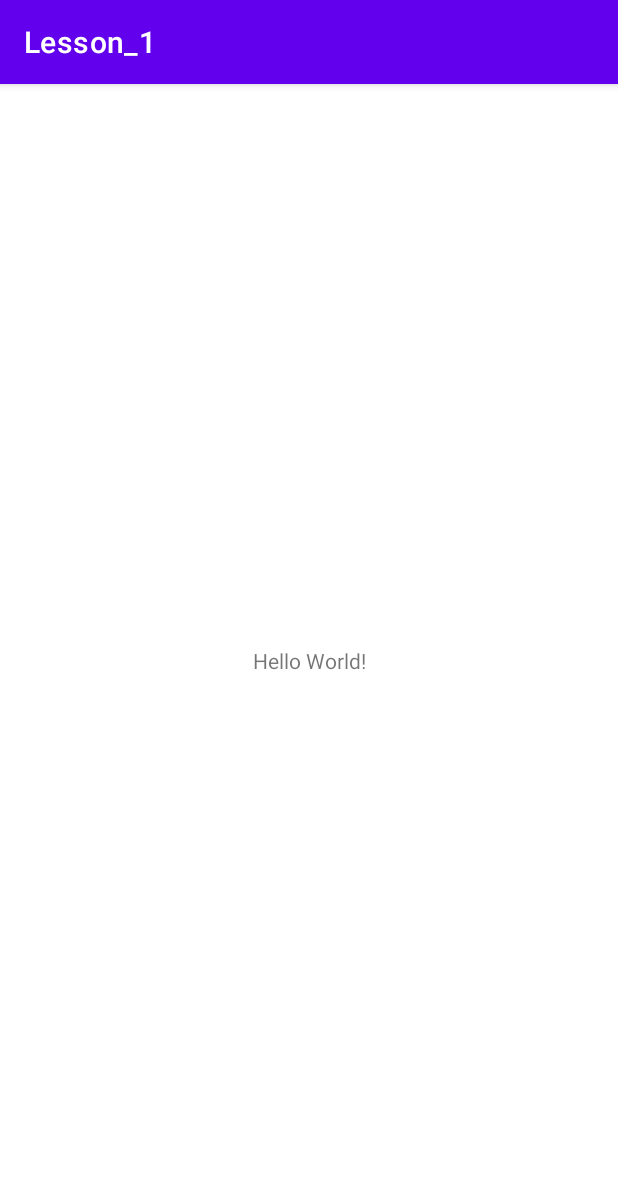
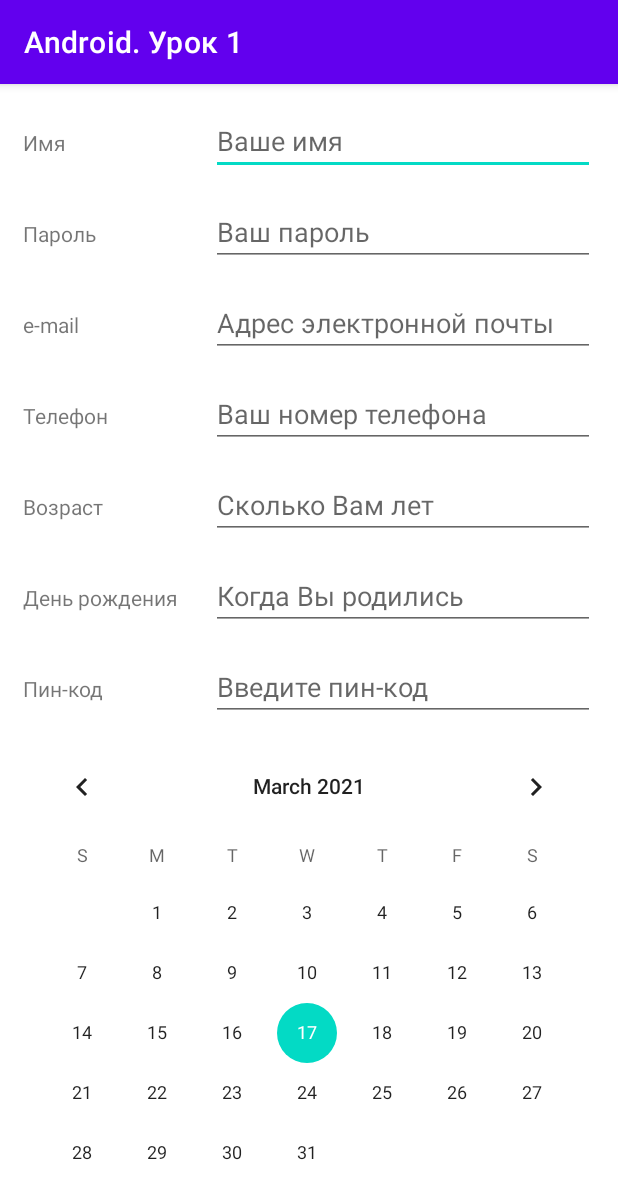
Before and after one commit to paterdimitry/Lesson_1, an Android app: the screen it shows after launch (MainActivity), on a phone screen of 412 x 824 dp. Shown: the top 1199 px of the screen. Run offline under Robolectric (Android 15) with nearby library versions, the phone set to English and light mode, and no system bars.

Commit message:
УРОК 1. main.xml - 1 задание, на котором добавлены объекты с различными свойствами/атрибутами edit_text_with_calendar.xml - 2 и 3 задания. Добавлены EditText с различными атрибутами inputType и календарь папка font - пользовательские шрифты атрибут ems у EditText определяет ширину поля в количествах ширины буквы М. То есть ширина поля определяется количеством отображаемых букв. Если задан определенный атрибут layout_width, отличный от wrap_content, то он переопределяет ems.

```diff
--- a/app/src/main/java/com/geekbrain/lesson_1/MainActivity.java
+++ b/app/src/main/java/com/geekbrain/lesson_1/MainActivity.java
@@ -9,6 +9,6 @@ public class MainActivity extends AppCompatActivity {
     @Override
     protected void onCreate(Bundle savedInstanceState) {
         super.onCreate(savedInstanceState);
-        setContentView(R.layout.activity_main);
+        setContentView(R.layout.edit_text_with_calendar);
     }
 }
--- a/app/src/main/res/layout/activity_main.xml
+++ /dev/null
@@ -1,18 +0,0 @@
-<?xml version="1.0" encoding="utf-8"?>
-<androidx.constraintlayout.widget.ConstraintLayout xmlns:android="http://schemas.android.com/apk/res/android"
-    xmlns:app="http://schemas.android.com/apk/res-auto"
-    xmlns:tools="http://schemas.android.com/tools"
-    android:layout_width="match_parent"
-    android:layout_height="match_parent"
-    tools:context=".MainActivity">
-
-    <TextView
-        android:layout_width="wrap_content"
-        android:layout_height="wrap_content"
-        android:text="Hello World!"
-        app:layout_constraintBottom_toBottomOf="parent"
-        app:layout_constraintLeft_toLeftOf="parent"
-        app:layout_constraintRight_toRightOf="parent"
-        app:layout_constraintTop_toTopOf="parent" />
-
-</androidx.constraintlayout.widget.ConstraintLayout>
--- /dev/null
+++ b/app/src/main/res/layout/edit_text_with_calendar.xml
@@ -0,0 +1,185 @@
+<?xml version="1.0" encoding="utf-8"?>
+<androidx.constraintlayout.widget.ConstraintLayout xmlns:android="http://schemas.android.com/apk/res/android"
+    xmlns:tools="http://schemas.android.com/tools"
+    android:layout_width="match_parent"
+    android:layout_height="match_parent">
+
+    <ScrollView
+        android:layout_width="match_parent"
+        android:layout_height="match_parent">
+
+        <LinearLayout
+            android:layout_width="match_parent"
+            android:layout_height="wrap_content"
+            android:orientation="vertical">
+
+            <LinearLayout
+                android:layout_width="match_parent"
+                android:layout_height="wrap_content"
+                android:layout_marginTop="15dp"
+                android:orientation="horizontal">
+
+                <TextView
+                    android:layout_width="110dp"
+                    android:layout_height="wrap_content"
+                    android:layout_marginStart="15dp"
+
+                    android:text="@string/name" />
+
+                <EditText
+                    android:id="@+id/editTextTextPersonName2"
+                    tools:ignore="Autofill"
+                    android:layout_width="wrap_content"
+                    android:layout_height="wrap_content"
+                    android:layout_marginStart="15dp"
+                    android:ems="12"
+                    android:hint="@string/nameHint"
+                    android:inputType="textPersonName" />
+            </LinearLayout>
+
+            <LinearLayout
+                android:layout_width="match_parent"
+                android:layout_height="wrap_content"
+                android:layout_marginTop="15dp"
+                android:orientation="horizontal">
+
+                <TextView
+                    android:layout_width="110dp"
+                    android:layout_height="wrap_content"
+                    android:layout_marginStart="15dp"
+
+                    android:text="@string/password" />
+
+                <EditText
+                    android:id="@+id/editTextTextPassword"
+                    tools:ignore="Autofill"
+                    android:layout_width="wrap_content"
+                    android:layout_height="wrap_content"
+                    android:layout_marginStart="15dp"
+                    android:ems="12"
+                    android:hint="@string/passwordHint"
+                    android:inputType="textPassword" />
+            </LinearLayout>
+
+            <LinearLayout
+                android:layout_width="match_parent"
+                android:layout_height="wrap_content"
+                android:layout_marginTop="15dp"
+                android:orientation="horizontal">
+
+                <TextView
+                    android:layout_width="110dp"
+                    android:layout_height="wrap_content"
+                    android:layout_marginStart="15dp"
+                    android:text="@string/e_mail" />
+
+                <EditText
+                    android:id="@+id/editTextTextEmailAddress"
+                    tools:ignore="Autofill"
+                    android:layout_width="wrap_content"
+                    android:layout_height="wrap_content"
+                    android:layout_marginStart="15dp"
+                    android:ems="12"
+                    android:hint="@string/emailHint"
+                    android:inputType="textEmailAddress" />
+            </LinearLayout>
+
+            <LinearLayout
+                android:layout_width="match_parent"
+                android:layout_height="wrap_content"
+                android:layout_marginTop="15dp"
+                android:orientation="horizontal">
+
+                <TextView
+                    android:layout_width="110dp"
+                    android:layout_height="wrap_content"
+                    android:layout_marginStart="15dp"
+                    android:text="@string/phone" />
+
+                <EditText
+                    android:id="@+id/editTextPhone"
+                    tools:ignore="Autofill"
+                    android:layout_width="wrap_content"
+                    android:layout_height="wrap_content"
+                    android:layout_marginStart="15dp"
+                    android:ems="12"
+                    android:hint="@string/phoneHint"
+                    android:inputType="phone" />
+            </LinearLayout>
+
+            <LinearLayout
+                android:layout_width="match_parent"
+                android:layout_height="wrap_content"
+                android:layout_marginTop="15dp"
+                android:orientation="horizontal">
+
+                <TextView
+                    android:layout_width="110dp"
+                    android:layout_height="wrap_content"
+                    android:layout_marginStart="15dp"
+                    android:text="@string/age" />
+
+                <EditText
+                    android:id="@+id/editTextNumber"
+                    tools:ignore="Autofill"
+                    android:layout_width="wrap_content"
+                    android:layout_height="wrap_content"
+                    android:layout_marginStart="15dp"
+                    android:ems="12"
+                    android:hint="@string/ageHint"
+                    android:inputType="number" />
+            </LinearLayout>
+
+            <LinearLayout
+                android:layout_width="match_parent"
+                android:layout_height="wrap_content"
+                android:layout_marginTop="15dp"
+                android:orientation="horizontal">
+
+                <TextView
+                    android:layout_width="110dp"
+                    android:layout_height="wrap_content"
+                    android:layout_marginStart="15dp"
+                    android:text="@string/date" />
+
+                <EditText
+                    android:id="@+id/editTextDate"
+                    tools:ignore="Autofill"
+                    android:layout_width="wrap_content"
+                    android:layout_height="wrap_content"
+                    android:layout_marginStart="15dp"
+                    android:ems="12"
+                    android:hint="@string/dateHint"
+                    android:inputType="date" />
+            </LinearLayout>
+
+            <LinearLayout
+                android:layout_width="match_parent"
+                android:layout_height="wrap_content"
+                android:layout_marginTop="15dp"
+                android:orientation="horizontal">
+
+                <TextView
+                    android:layout_width="110dp"
+                    android:layout_height="wrap_content"
+                    android:layout_marginStart="15dp"
+                    android:text="@string/pin" />
+
+                <EditText
+                    android:id="@+id/editTextPin"
+                    tools:ignore="Autofill"
+                    android:layout_width="wrap_content"
+                    android:layout_height="wrap_content"
+                    android:layout_marginStart="15dp"
+                    android:ems="12"
+                    android:hint="@string/pinhint"
+                    android:inputType="numberPassword" />
+            </LinearLayout>
+
+            <CalendarView
+                android:layout_width="match_parent"
+                android:layout_height="match_parent"
+                android:layout_margin="10dp" />
+        </LinearLayout>
+    </ScrollView>
+</androidx.constraintlayout.widget.ConstraintLayout>
--- a/app/src/main/res/values/colors.xml
+++ b/app/src/main/res/values/colors.xml
@@ -7,4 +7,8 @@
     <color name="teal_700">#FF018786</color>
     <color name="black">#FF000000</color>
     <color name="white">#FFFFFFFF</color>
+    <color name="red">#FFFF0000</color>
+    <color name="buttonBackground">#FFACB9FC</color>
+    <color name="green">#5efc5b</color>
+
 </resources>
--- a/app/src/main/res/values/strings.xml
+++ b/app/src/main/res/values/strings.xml
@@ -1,3 +1,27 @@
 <resources>
-    <string name="app_name">Lesson_1</string>
+    <string name="app_name">Android. Урок 1</string>
+    <string name="headerText">Приложение</string>
+    <string name="inputText">Введите свой текст</string>
+    <string name="pressMe">Нажми меня</string>
+    <string name="switchMe">Выбери меня</string>
+    <string name="choiсe">Выбор есть всегда</string>
+    <string name="togglebutton">ToggleButton</string>
+    <string name="toggleButtonOff">Выкл</string>
+    <string name="toggleButtonOn">Вкл</string>
+    <string name="name">Имя</string>
+    <string name="password">Пароль</string>
+    <string name="e_mail">e-mail</string>
+    <string name="phone">Телефон</string>
+    <string name="age">Возраст</string>
+    <string name="date">День рождения</string>
+    <string name="pin">Пин-код</string>
+    <string name="pinhint">Введите пин-код</string>
+    <string name="dateHint">Когда Вы родились</string>
+    <string name="ageHint">Сколько Вам лет</string>
+    <string name="phoneHint">Ваш номер телефона</string>
+    <string name="emailHint">Адрес электронной почты</string>
+    <string name="passwordHint">Ваш пароль</string>
+    <string name="nameHint">Ваше имя</string>
+    <string name="on">Да</string>
+    <string name="off">Нет</string>
 </resources>
```
Also changed, not shown: app/src/main/res/layout/main.xml (added, +78 -0 lines), app/src/main/res/font/abc.ttf (added), app/src/main/res/font/header.ttf (added), 2 other files.
